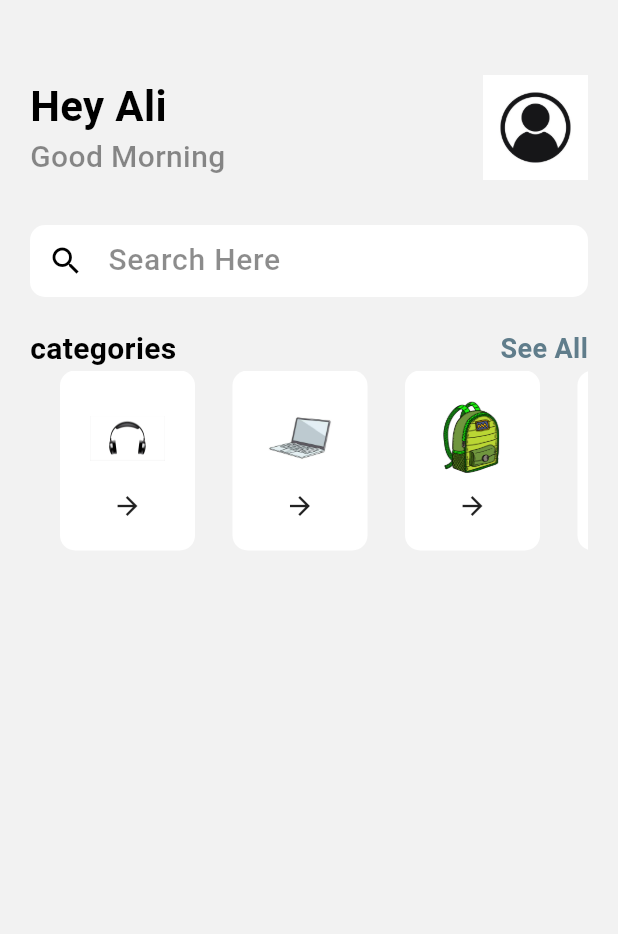
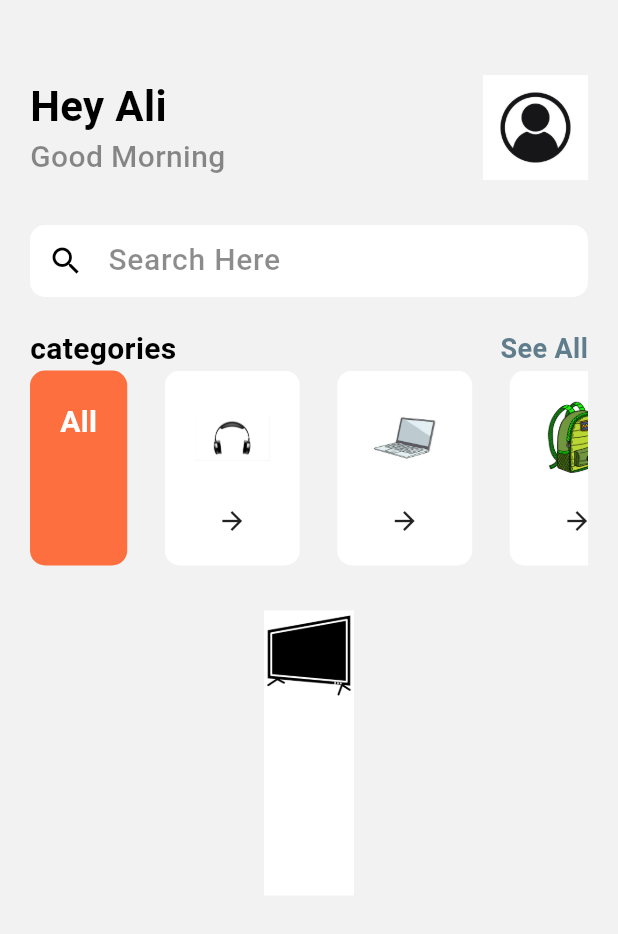
Before and after one commit to alimarain/practice-e-commerce-app, a Flutter app: the screen it shows after launch, on a phone screen of 412 x 824 dp. Shown: the top 934 px of the screen. Run offline on Flutter 3.47's test engine with Material 3 defaults, Android fonts, the phone set to English and light mode, and no system bars.

```diff
--- a/lib/pages/home.dart
+++ b/lib/pages/home.dart
@@ -77,11 +77,35 @@ class _HomeState extends State<Home> {
                         fontWeight: FontWeight.bold))
               ],
             ),
+            Row(
+              children: [
                 Container(
-                margin: EdgeInsets.only(
-                  left: 20.0,
+                  padding: EdgeInsets.all(20),
+                  margin: EdgeInsets.only(right: 25.0),
+                  height: 130,
+                  decoration: BoxDecoration(
+                    color: Color(0xfffd6f3e),
+                    borderRadius: BorderRadius.circular(10),
                   ),
-                height: 120,
+                  child: Column(
+                    mainAxisAlignment: MainAxisAlignment.spaceBetween,
+                    children: [
+                      Text(
+                        "All",
+                        style: TextStyle(
+                            color: Colors.white,
+                            fontSize: 20.0,
+                            fontWeight: FontWeight.bold),
+                      )
+                    ],
+                  ),
+                ),
+                Expanded(
+                  child: Container(
+                      // margin: EdgeInsets.only(
+                      //   left: 20.0,
+                      // ),
+                      height: 130,
                       child: ListView.builder(
                         itemCount: categories.length,
                         shrinkWrap: true,
@@ -89,7 +113,37 @@ class _HomeState extends State<Home> {
                         itemBuilder: (context, index) {
                           return CategoryTile(image: categories[index]);
                         },
-                ))
+                      )),
+                ),
+              ],
+            ),
+            SizedBox(
+              height: 30.0,
+            ),
+            Container(
+              // padding: EdgeInsets.only(left: 10),
+              // margin: EdgeInsets.only(left: 25.0),
+              height: 190,
+              child: ListView(
+                shrinkWrap: true,
+                scrollDirection: Axis.horizontal,
+                children: [
+                  Container(
+                    decoration: BoxDecoration(color: Colors.white),
+                    child: Column(
+                      children: [
+                        Image.asset(
+                          "images/tv.png",
+                          height: 60,
+                          width: 60,
+                          fit: BoxFit.cover,
+                        )
+                      ],
+                    ),
+                  )
+                ],
+              ),
+            )
           ],
         ),
       ),
@@ -111,7 +165,7 @@ class CategoryTile extends StatelessWidget {
         borderRadius: BorderRadius.circular(10),
       ),
       child: Column(
-        mainAxisAlignment: MainAxisAlignment.center,
+        mainAxisAlignment: MainAxisAlignment.spaceBetween,
         children: [
           Image.asset(
             image,
```
Lines whose indentation alone changed are shown as unchanged.
